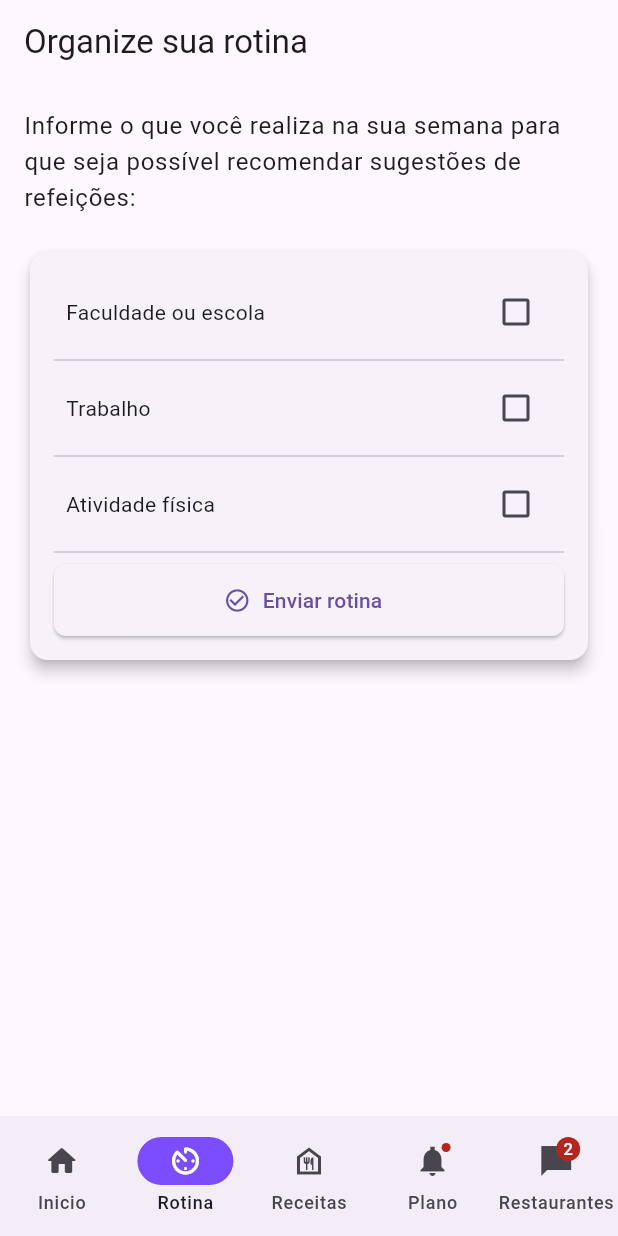
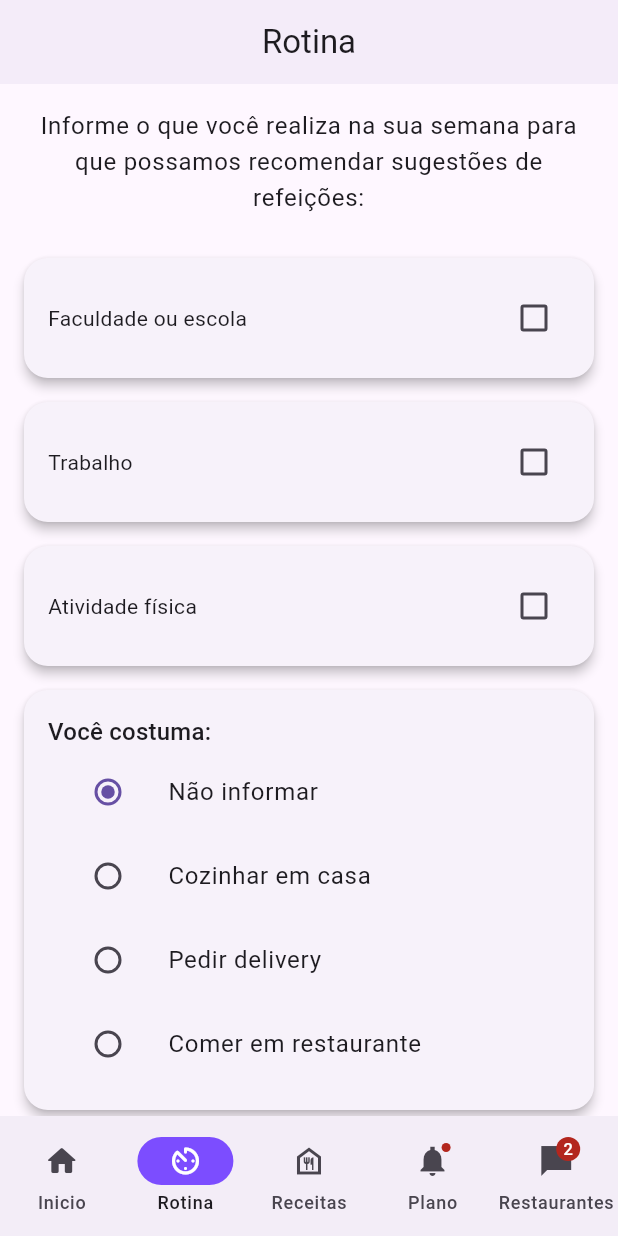
Before and after one commit to ronald-amorim-garcia/healthy-app, a Flutter app: the screen it shows after launch, item 2 of the bottom bar chosen, on a phone screen of 412 x 824 dp. Run offline on Flutter 3.47's test engine with Material 3 defaults, Android fonts, the phone set to English and light mode, and no system bars; our stand-ins replace youtube_player_flutter.

Commit message:
add more stylish in routine page

```diff
--- a/lib/pages/RoutinePage.dart
+++ b/lib/pages/RoutinePage.dart
@@ -1,177 +1,217 @@
 import 'package:healthy_app/commons.dart';
 
 class RoutinePage extends StatelessWidget {
-
   @override
   Widget build(BuildContext context) {
     final routine = Provider.of<RoutineProvider>(context);
+    final theme = Theme.of(context);
 
     void submitForm() {
       String message = "";
 
       if (routine.college) {
-        message += "Faculdade/escola: ${routine.daysPerWeekCollege.round()} dias por semana\n";
+        message +=
+        "Faculdade/escola: ${routine.daysPerWeekCollege.round()} dias/semana\n";
       }
       if (routine.work) {
-        message += "Trabalho: ${routine.daysPerWeekWork.round()} dias por semana\n";
+        message += "Trabalho: ${routine.daysPerWeekWork.round()} dias/semana\n";
       }
       if (routine.physicalActivity) {
         message +=
-        "Atividade física: ${routine.daysPerWeekActivity.round()} dias por semana\n";
+        "Atividade física: ${routine.daysPerWeekActivity.round()} dias/semana\n";
       }
-      if (message.isEmpty) {
-        message = "Nenhuma atividade selecionada";
-      }
+
+      if (message.isEmpty) message = "Nenhuma atividade selecionada";
 
       showDialog(
         context: context,
-        builder: (BuildContext context) {
-          return Dialog(
-            shape: RoundedRectangleBorder(
-              borderRadius: BorderRadius.circular(16),
-            ),
+        builder: (context) => Dialog(
+          shape:
+          RoundedRectangleBorder(borderRadius: BorderRadius.circular(16)),
           child: Padding(
             padding: const EdgeInsets.all(20.0),
             child: Column(
               mainAxisSize: MainAxisSize.min,
               children: [
-                  Icon(Icons.check_circle, color: Colors.green, size: 60),
-
+                Icon(Icons.check_circle, color: theme.colorScheme.secondary, size: 60),
                 const SizedBox(height: 16),
                 Text(
                   "Rotina Salva!",
                   style: TextStyle(
                       fontSize: 20,
                       fontWeight: FontWeight.bold,
-                      color: Colors.green[700],
+                      color: theme.colorScheme.secondary),
                 ),
-                  ),
-
                 const SizedBox(height: 12),
-                  Text (
+                Text(
                   message,
                   textAlign: TextAlign.center,
-                    style: TextStyle(
-                      fontSize: 16,
-                      color: Colors.black87,
+                  style: const TextStyle(fontSize: 16, color: Colors.black87),
                 ),
-                  ),
-
                 const SizedBox(height: 20),
                 SizedBox(
                   width: double.infinity,
                   child: ElevatedButton(
                     style: ElevatedButton.styleFrom(
-                        backgroundColor: Colors.green,
+                      backgroundColor: theme.colorScheme.primary,
                       shape: RoundedRectangleBorder(
-                          borderRadius: BorderRadius.circular(8),
+                        borderRadius: BorderRadius.circular(12),
                       ),
+                      padding: const EdgeInsets.symmetric(vertical: 14),
                     ),
                     onPressed: () => Navigator.of(context).pop(),
                     child: const Text(
                       "Fechar",
-                        style: TextStyle(color: Colors.white),
+                      style: TextStyle(color: Colors.white, fontSize: 16),
                     ),
                   ),
                 ),
               ],
             ),
           ),
+        ),
       );
-        },
+    }
+
+    Widget buildActivityCard({
+      required String label,
+      required bool value,
+      required ValueChanged<bool> onChanged,
+      Widget? slider,
+    }) {
+      return Card(
+        shape: RoundedRectangleBorder(borderRadius: BorderRadius.circular(16)),
+        elevation: 3,
+        margin: const EdgeInsets.symmetric(vertical: 8),
+        child: Padding(
+          padding: const EdgeInsets.all(16),
+          child: Column(
+            children: [
+              LabeledCheckBox(
+                label: label,
+                padding: EdgeInsets.zero,
+                value: value,
+                onChanged: onChanged,
+              ),
+              if (value) slider ?? const SizedBox.shrink(),
+            ],
+          ),
+        ),
+      );
+    }
+
+    Widget buildSimpleCard({
+      required String label,
+      Widget? slider,
+    }) {
+      return Card(
+        shape: RoundedRectangleBorder(borderRadius: BorderRadius.circular(16)),
+        elevation: 3,
+        margin: const EdgeInsets.symmetric(vertical: 8),
+        child: Padding(
+          padding: const EdgeInsets.all(16),
+          child: Column(
+            crossAxisAlignment: CrossAxisAlignment.start,
+            children: [
+              Text(label, style: theme.textTheme.titleMedium),
+              ?slider,
+            ],
+          ),
+        ),
       );
     }
 
     return Scaffold(
-      appBar: AppBar(title: Text('Organize sua rotina')),
+      appBar: AppBar(
+        title: const Text('Rotina'),
+        centerTitle: true,
+        elevation: 2,
+      ),
       body: SingleChildScrollView(
         padding: const EdgeInsets.all(16),
         child: Column(
-          crossAxisAlignment: CrossAxisAlignment.start,
           children: [
             Text(
-              'Informe o que você realiza na sua semana '
-                  'para que seja possível recomendar sugestões de refeições:',
+              'Informe o que você realiza na sua semana para que possamos recomendar sugestões de refeições:',
               style: Theme.of(context).textTheme.bodyLarge,
+              textAlign: TextAlign.center,
             ),
             const SizedBox(height: 20),
 
-            Card(
-              elevation: 4,
-              shape: RoundedRectangleBorder(
-                borderRadius: BorderRadius.circular(12),
+            // Activity Cards with your custom sliders
+            buildActivityCard(
+              label: 'Faculdade ou escola',
+              value: routine.college,
+              onChanged: routine.setCollege,
+              slider: DaysOfWeekSlider(
+                  value: routine.daysPerWeekCollege,
+                  onChanged: routine.setDaysPerWeekCollege),
             ),
-              child: Padding(
-                padding: const EdgeInsets.all(16.0),
-                child: Column(
-                  children: [
-                    LabeledCheckBox(
-                      label: 'Faculdade ou escola',
-                      padding: const EdgeInsets.symmetric(horizontal: 8.0),
-                      value: routine.college,
-                      onChanged: (bool newValue) {
-                        routine.setCollege(newValue);
-                      },
+            buildActivityCard(
+              label: 'Trabalho',
+              value: routine.work,
+              onChanged: routine.setWork,
+              slider: DaysOfWeekSlider(
+                  value: routine.daysPerWeekWork,
+                  onChanged: routine.setDaysPerWeekWork),
             ),
-                    if (routine.college)
-                      DaysOfWeekSlider(
-                        value: routine.daysPerWeekCollege,
-                        onChanged: (double value) {
-                          routine.setDaysPerWeekCollege(value);
-                        },
+            buildActivityCard(
+              label: 'Atividade física',
+              value: routine.physicalActivity,
+              onChanged: routine.setPhysicalActivity,
+              slider: DaysOfWeekSlider(
+                  value: routine.daysPerWeekActivity,
+                  onChanged: routine.setDaysPerWeekActivity),
             ),
 
-                    Divider(),
-
-                    LabeledCheckBox(
-                      label: 'Trabalho',
-                      padding: const EdgeInsets.symmetric(horizontal: 8.0),
-                      value: routine.work,
-                      onChanged: (bool newValue) {
-                        routine.setWork(newValue);
+            // Eating habits
+            buildSimpleCard(
+              label: 'Você costuma:',
+              slider: Column(
+                children: [
+                  RadioGroup<LunchOption>(
+                    groupValue: routine.eatingHabits,
+                    onChanged: (LunchOption? value) {
+                      routine.setEatingHabits(value!);
                     },
+                    child:
+                      Column(
+                          crossAxisAlignment: CrossAxisAlignment.start,
+                          children: [
+                            ListTile(
+                              title: const Text('Não informar'),
+                              leading: Radio<LunchOption>(value: LunchOption.none),
                             ),
-                    if (routine.work)
-                      DaysOfWeekSlider(
-                        value: routine.daysPerWeekWork,
-                        onChanged: (double value) {
-                          routine.setDaysPerWeekWork(value);
-                        },
+                            ListTile(
+                              title: const Text('Cozinhar em casa'),
+                              leading: Radio<LunchOption>(value: LunchOption.home),
                             ),
-
-                    Divider(),
-
-                    LabeledCheckBox(
-                      label: 'Atividade física',
-                      padding: const EdgeInsets.symmetric(horizontal: 8.0),
-                      value: routine.physicalActivity,
-                      onChanged: (bool newValue) {
-                        routine.setPhysicalActivity(newValue);
-                      },
+                            ListTile(
+                              title: const Text('Pedir delivery'),
+                              leading: Radio<LunchOption>(value: LunchOption.delivery),
                             ),
-                    if (routine.physicalActivity)
-                      DaysOfWeekSlider(
-                        value: routine.daysPerWeekActivity,
-                        onChanged: (double value) {
-                          routine.setDaysPerWeekActivity(value);
-                        },
+                            ListTile(
+                              title: const Text('Comer em restaurante'),
+                              leading: Radio<LunchOption>(value: LunchOption.dineIn),
                             ),
-
-                    Divider(),
-
-                    ElevatedButton.icon(
-                      onPressed: submitForm,
-                      icon: Icon(Icons.check_circle_outline),
-                      label: Text('Enviar rotina'),
-                      style: ElevatedButton.styleFrom(
-                        minimumSize: Size(double.infinity, 48),
-                        shape: RoundedRectangleBorder(
-                          borderRadius: BorderRadius.circular(8),
-                        ),
+                          ]
                       ),
                   ),
                 ],
               ),
+            ),
+
+            const SizedBox(height: 20),
+
+            ElevatedButton.icon(
+              onPressed: submitForm,
+              icon: const Icon(Icons.check_circle_outline),
+              label: Text('Enviar rotina', style: TextStyle(color: theme.colorScheme.onPrimary)),
+              style: ElevatedButton.styleFrom(
+                minimumSize: const Size(double.infinity, 50),
+                shape: RoundedRectangleBorder(
+                    borderRadius: BorderRadius.circular(16)),
+                backgroundColor: theme.colorScheme.primary,
               ),
             ),
           ],
--- a/lib/providers/RoutineProvider.dart
+++ b/lib/providers/RoutineProvider.dart
@@ -1,6 +1,7 @@
-import 'package:healthy_app/commons.dart';
+import 'package:flutter/material.dart';
 
-class RoutineProvider extends ChangeNotifier{
+class RoutineProvider extends ChangeNotifier {
+  // Activities
   bool _college = false;
   double _daysPerWeekCollege = 1;
 
@@ -9,6 +10,13 @@ class RoutineProvider extends ChangeNotifier{
 
   bool _physicalActivity = false;
   double _daysPerWeekActivity = 1;
+
+  // Extra fields
+  double _sleepHours = 8;
+  double _waterIntake = 8;
+
+  int _mainMealsPerDay = 3;
+  LunchOption _eatingHabits = LunchOption.none;
 
   // Getters
   bool get college => _college;
@@ -20,7 +28,10 @@ class RoutineProvider extends ChangeNotifier{
   bool get physicalActivity => _physicalActivity;
   double get daysPerWeekActivity => _daysPerWeekActivity;
 
-  // Setters (update + notify listeners)
+  int get mainMealsPerDay => _mainMealsPerDay;
+  LunchOption get eatingHabits => _eatingHabits;
+
+  // Setters with notifyListeners
   void setCollege(bool value) {
     _college = value;
     notifyListeners();
@@ -50,4 +61,16 @@ class RoutineProvider extends ChangeNotifier{
     _daysPerWeekActivity = value;
     notifyListeners();
   }
+
+  void setMainMealsPerDay(int value) {
+    _mainMealsPerDay = value;
+    notifyListeners();
+  }
+
+  void setEatingHabits(LunchOption value) {
+    _eatingHabits = value;
+    notifyListeners();
+  }
 }
+
+enum LunchOption {delivery, dineIn, home, none}
```
Lines whose indentation alone changed are shown as unchanged.
